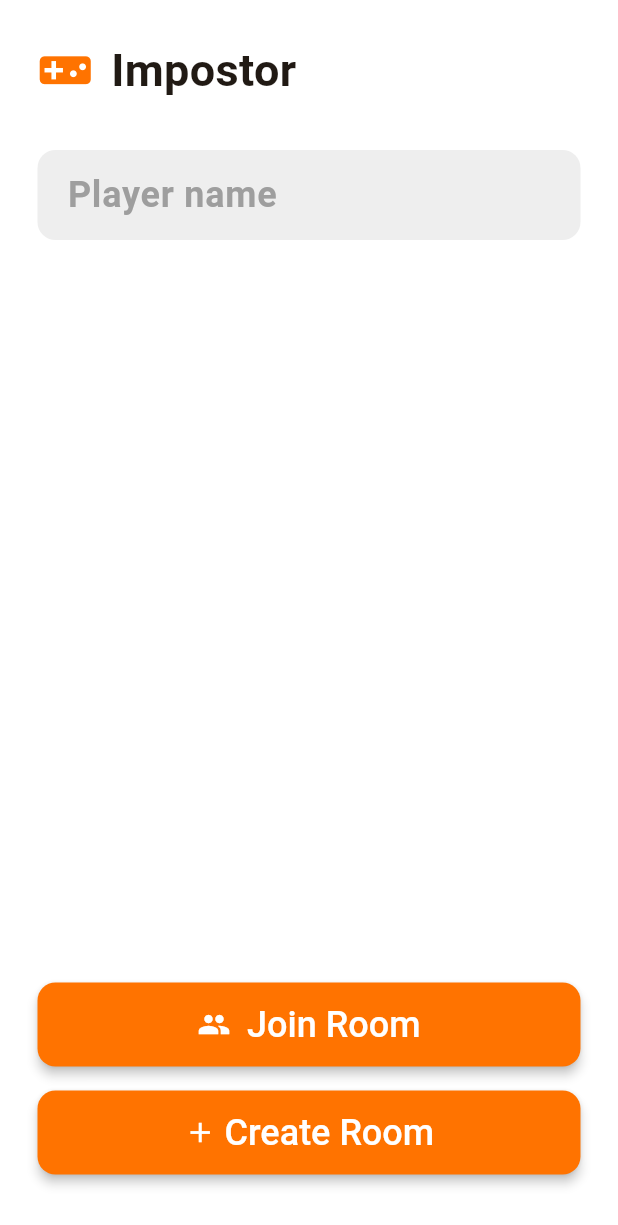
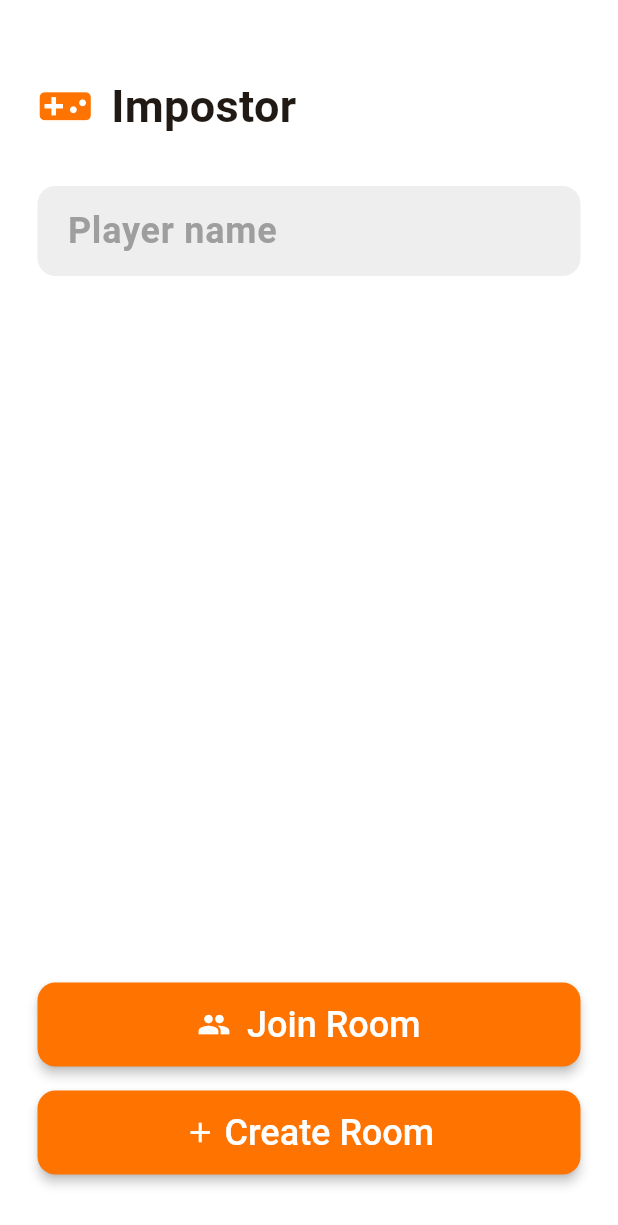
Before and after one commit to nicola-gentile/impostorapp, a Flutter app: the screen it shows after launch, on a phone screen of 412 x 824 dp. Shown: the top 1225 px of the screen. Run offline on Flutter 3.47's test engine with Material 3 defaults, Android fonts, the phone set to English and light mode, and no system bars; our stand-ins replace flutter_dotenv, qr_flutter; missing offline and left inert: flutter_http_sse, mobile_scanner.

Commit message:
some bug fix and improvements about UI, and add github actions

```diff
--- a/lib/main.dart
+++ b/lib/main.dart
@@ -1,5 +1,4 @@
 import 'package:flutter/material.dart';
-import 'package:impostorapp/network/api_service.dart';
 import 'package:impostorapp/screen/home.dart';
 import 'package:impostorapp/screen/join_room.dart';
 import 'package:impostorapp/screen/create_room.dart';
--- a/lib/screen/home.dart
+++ b/lib/screen/home.dart
@@ -54,8 +54,10 @@ class HomeScreen extends StatelessWidget {
   Widget build(BuildContext context) {
     var textInput = TextInput(hintText: 'Player name',);
     return Scaffold(
+      resizeToAvoidBottomInset: false,
       backgroundColor: Colors.grey.shade100,
       body: Scaffold(
+        resizeToAvoidBottomInset: false,
         body: Container(
           padding: const EdgeInsets.all(24),
           decoration: BoxDecoration(
@@ -65,6 +67,7 @@ class HomeScreen extends StatelessWidget {
           child: Column(
             mainAxisSize: MainAxisSize.min,
             children: [
+              const SizedBox(height: 24),
               Row(
                 children: const [
                   Icon(Icons.videogame_asset, color: primaryColor, size:37),
--- a/lib/screen/join_room.dart
+++ b/lib/screen/join_room.dart
@@ -12,6 +12,8 @@ import 'package:impostorapp/utils/sizes.dart';
 
 
 class JoinRoomScreen extends StatelessWidget {
+  const JoinRoomScreen({super.key});
+
 
 
   @override
@@ -20,6 +22,7 @@ class JoinRoomScreen extends StatelessWidget {
     final userName = args['userName'] ?? '';
     final textInput = TextInput(hintText: 'Room code');
     return Scaffold(
+      resizeToAvoidBottomInset: false,
       backgroundColor: Colors.grey.shade100,
       appBar: TopBar(userName: userName),
       body: Container(
@@ -83,6 +86,7 @@ void join(BuildContext context, String userName, String roomCode) {
     }
     else {
       if(context.mounted) {
+        Future.delayed(Duration(seconds: 1));
         Navigator.pushNamed(
           context,
           '/word',
--- a/lib/screen/word.dart
+++ b/lib/screen/word.dart
@@ -49,7 +49,6 @@ void initState() {
       .listen((res) {
         final data = res.data;
         if (data != null) {
-          print('data: $data');
           switch (data['type']) {
             case 'start':
               setWord(data['word']);
@@ -74,7 +73,10 @@ void initState() {
     final args = ModalRoute.of(context)?.settings.arguments as Map<String, dynamic>;
     final userName = args['userName'] ?? '';
     return Scaffold(
-      appBar: TopBar(userName: userName),
+      appBar: TopBar(
+        userName: userName,
+        onBackPressed: () => sseService.disconnect(),
+      ),
       body: Center(
         child: Text(word, style: TextStyle(fontSize: 30),),
       )
```
Also changed, not shown: lib/screen/create_room.dart (+5 -10 lines), 4 other files.
